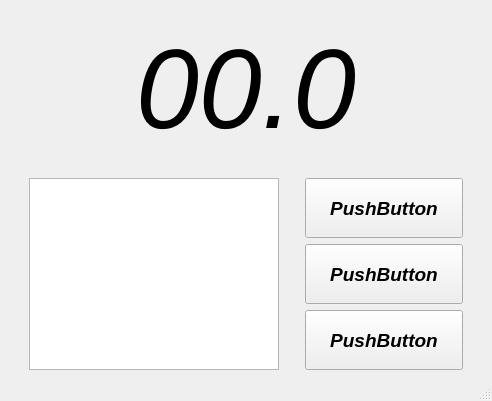
This is Qt/homework_5/mainwindow.ui in chip5171/origin as Qt 5 draws it before an edit. The edited form follows.
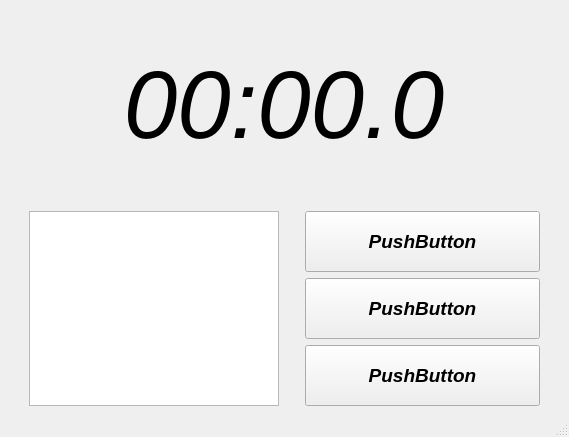
This is the edited form.

```diff
--- a/Qt/homework_5/mainwindow.ui
+++ b/Qt/homework_5/mainwindow.ui
@@ -6,8 +6,8 @@
    <rect>
     <x>0</x>
     <y>0</y>
-    <width>492</width>
-    <height>401</height>
+    <width>569</width>
+    <height>437</height>
    </rect>
   </property>
   <property name="minimumSize">
@@ -80,12 +80,12 @@
           <property name="font">
            <font>
             <family>Arial</family>
-            <pointsize>85</pointsize>
+            <pointsize>72</pointsize>
             <italic>true</italic>
            </font>
           </property>
           <property name="text">
-           <string>&lt;html&gt;&lt;head/&gt;&lt;body&gt;&lt;p align=&quot;center&quot;&gt;00.0&lt;/p&gt;&lt;/body&gt;&lt;/html&gt;</string>
+           <string>&lt;html&gt;&lt;head/&gt;&lt;body&gt;&lt;p align=&quot;center&quot;&gt;00:00.0&lt;/p&gt;&lt;/body&gt;&lt;/html&gt;</string>
           </property>
           <property name="textFormat">
            <enum>Qt::AutoText</enum>
```
